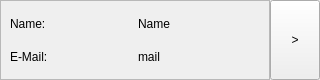
The window that Patterns/UI/ModelViewController/Users/UserWidget.ui (CodeDumpInc/Architecture) describes before a commit, drawn with Qt 5.
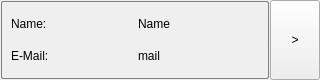
The same window after the commit.

Commit message: Added thoughts about mvc

```diff
--- a/Patterns/UI/ModelViewController/Users/UserWidget.ui
+++ b/Patterns/UI/ModelViewController/Users/UserWidget.ui
@@ -14,7 +14,11 @@
    <string>Form</string>
   </property>
   <property name="styleSheet">
-   <string notr="true"/>
+   <string notr="true">#frame {
+border-radius: 2;
+border: 1px solid grey;
+margin: 1
+}</string>
   </property>
   <layout class="QHBoxLayout" name="horizontalLayout">
    <property name="spacing">
```
The commit also changes 1 other file.
